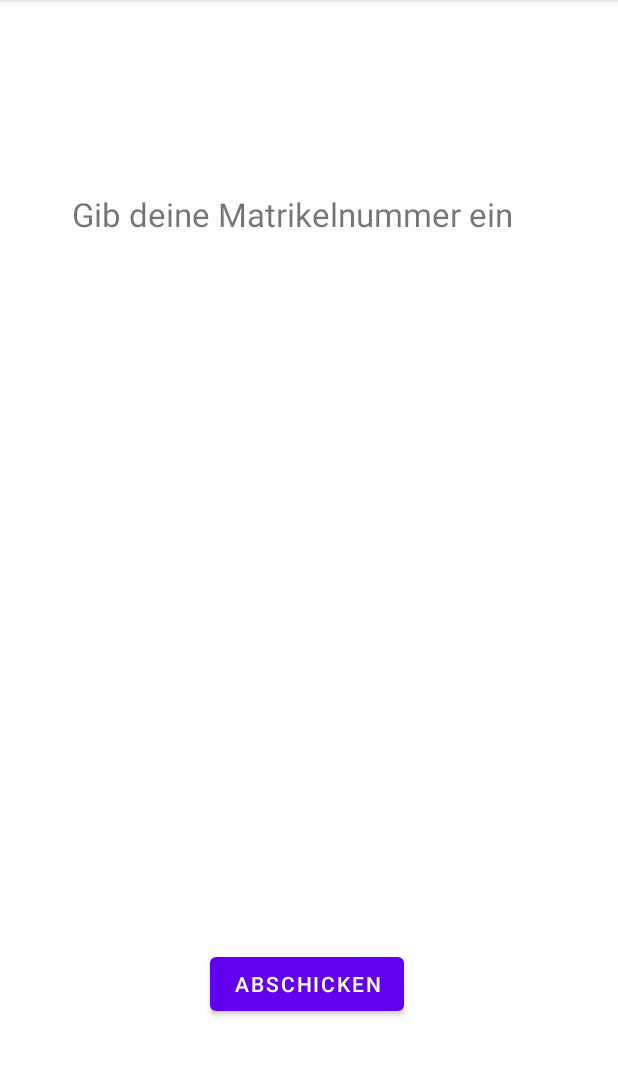
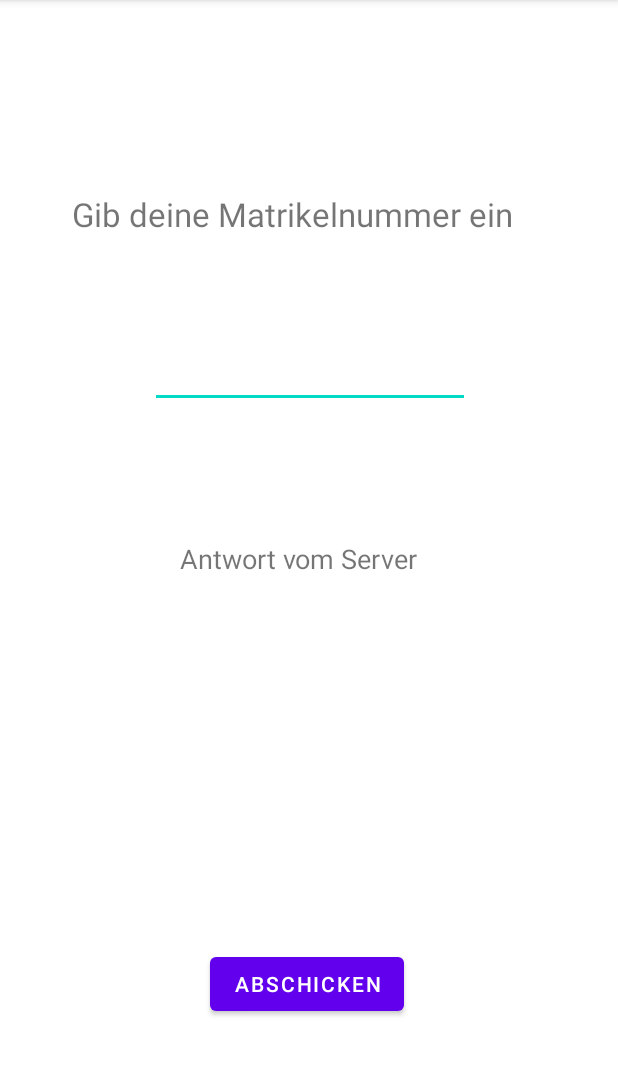
Before and after one commit to Kati17W/Einzelaufgabe, an Android app: the screen it shows after launch (MainActivity), on a phone screen of 412 x 824 dp, the part 84-1160 px from its top. Run offline under Robolectric (Android 15) with nearby library versions, the phone set to English and light mode, and no system bars.

Commit message:
Design; Verknüpfung Objekte u. Views

```diff
--- a/app/src/main/java/com/example/einzelaufgabe/MainActivity.java
+++ b/app/src/main/java/com/example/einzelaufgabe/MainActivity.java
@@ -3,12 +3,26 @@ package com.example.einzelaufgabe;
 import androidx.appcompat.app.AppCompatActivity;
 
 import android.os.Bundle;
+import android.widget.Button;
+import android.widget.EditText;
+import android.widget.TextView;
 
 public class MainActivity extends AppCompatActivity {
+
+    TextView textView;
+    Button button;
+    EditText editTextNumber2;
+    TextView textView2;
 
     @Override
     protected void onCreate(Bundle savedInstanceState) {
         super.onCreate(savedInstanceState);
         setContentView(R.layout.activity_main);
+
+        textView = (TextView) findViewById(R.id.textView);
+        button = (Button) findViewById(R.id.button);
+        editTextNumber2 = (EditText) findViewById(R.id.editTextNumber2);
+        textView2 = (TextView) findViewById(R.id.textView2);
+
     }
 }
--- a/app/src/main/res/layout/activity_main.xml
+++ b/app/src/main/res/layout/activity_main.xml
@@ -26,4 +26,29 @@
         android:text="Abschicken"
         app:layout_constraintBottom_toBottomOf="parent"
         app:layout_constraintStart_toStartOf="parent" />
+
+    <EditText
+        android:id="@+id/editTextNumber2"
+        android:layout_width="wrap_content"
+        android:layout_height="wrap_content"
+        android:layout_marginStart="100dp"
+        android:layout_marginTop="224dp"
+        android:ems="10"
+        android:inputType="number"
+        android:minHeight="48dp"
+        app:layout_constraintStart_toStartOf="parent"
+        app:layout_constraintTop_toTopOf="parent"
+        tools:ignore="SpeakableTextPresentCheck" />
+
+    <TextView
+        android:id="@+id/textView2"
+        android:layout_width="189dp"
+        android:layout_height="60dp"
+        android:layout_marginStart="120dp"
+        android:layout_marginTop="360dp"
+        android:text="Antwort vom Server"
+        android:textSize="18sp"
+        app:layout_constraintStart_toStartOf="parent"
+        app:layout_constraintTop_toTopOf="parent" />
+
 </androidx.constraintlayout.widget.ConstraintLayout>
```
